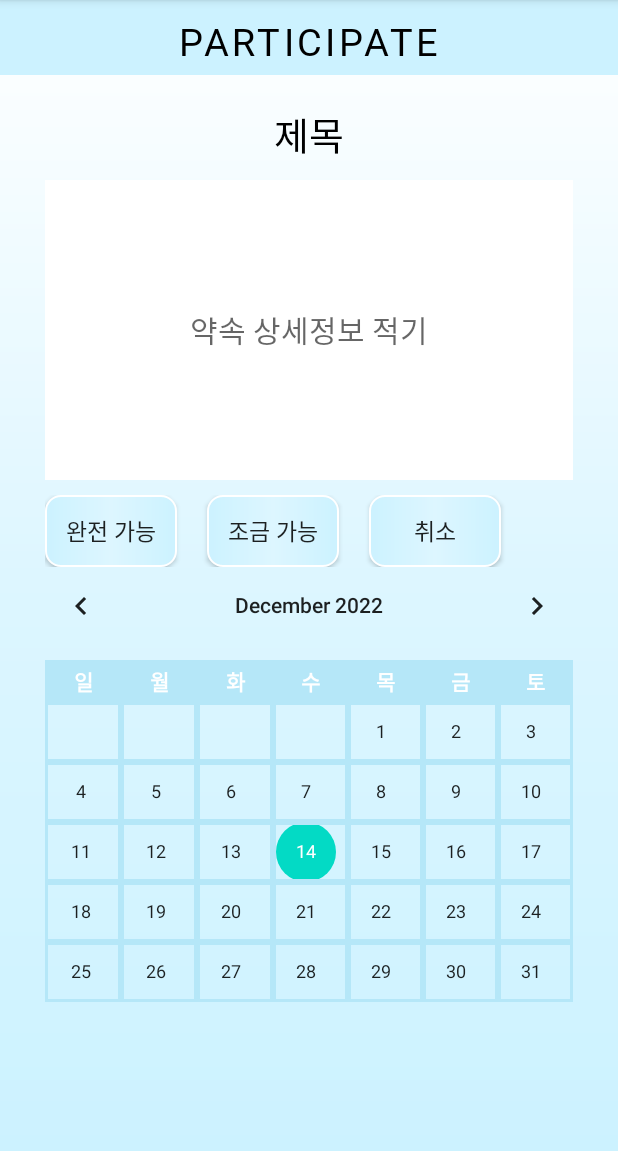
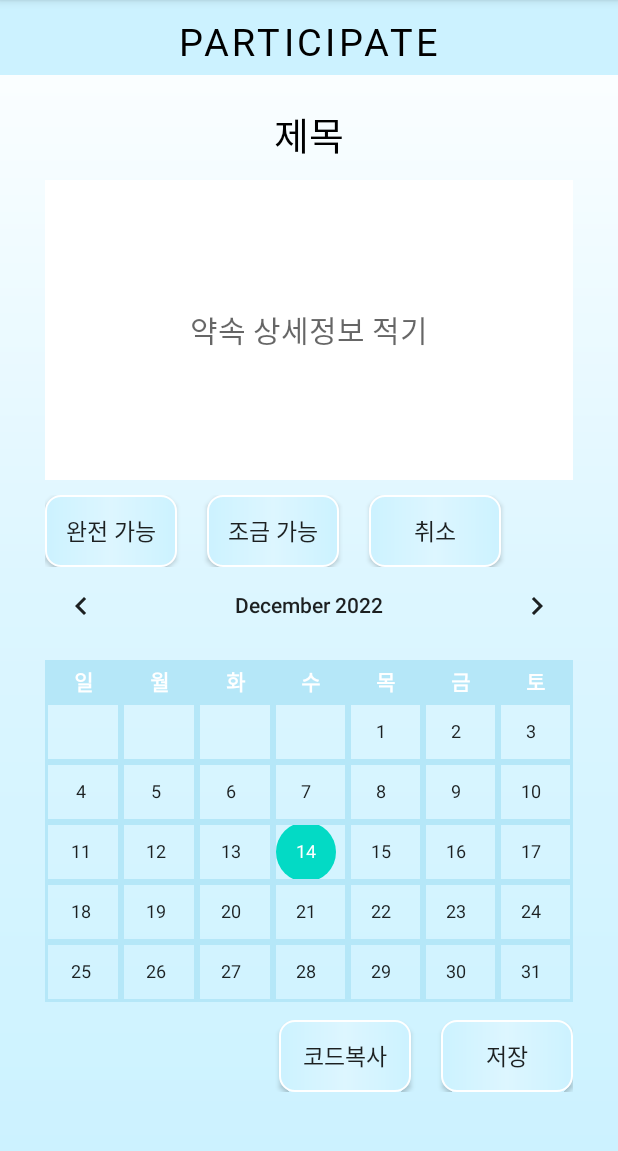
Before and after one commit to twalla26/timetable-scheduling-app, an Android app: the MonthTimetable screen opened directly, with no data from a screen before it, on a phone screen of 412 x 824 dp, the part 84-1235 px from its top. Run offline under Robolectric (Android 15) with nearby library versions, the phone set to English and light mode, and no system bars.

Commit message:
add_button

```diff
--- a/app/src/main/res/layout/activity_month_timetable.xml
+++ b/app/src/main/res/layout/activity_month_timetable.xml
@@ -531,6 +531,34 @@
                         android:gravity="center" />
                 </TableRow>
             </TableLayout>
+            <LinearLayout
+                android:layout_width="match_parent"
+                android:layout_height="wrap_content"
+                android:gravity="right"
+                android:paddingTop="680dp"
+                android:orientation="horizontal"
+                android:paddingRight="30dp">
+
+                <androidx.appcompat.widget.AppCompatButton
+                    android:id="@+id/btn_copycode"
+                    android:layout_width="wrap_content"
+                    android:layout_height="wrap_content"
+                    android:background="@drawable/cell_shape2"
+                    android:fontFamily="@font/font1"
+                    android:text="코드복사"
+                    android:layout_marginRight="20dp"
+                    android:textSize="15dp" />
+
+                <androidx.appcompat.widget.AppCompatButton
+                    android:id="@+id/btn_save"
+                    android:layout_width="wrap_content"
+                    android:layout_height="wrap_content"
+                    android:background="@drawable/cell_shape2"
+                    android:fontFamily="@font/font1"
+                    android:text="저장"
+                    android:textSize="15dp" />
+            </LinearLayout>
+
 
 
         </FrameLayout>
```
